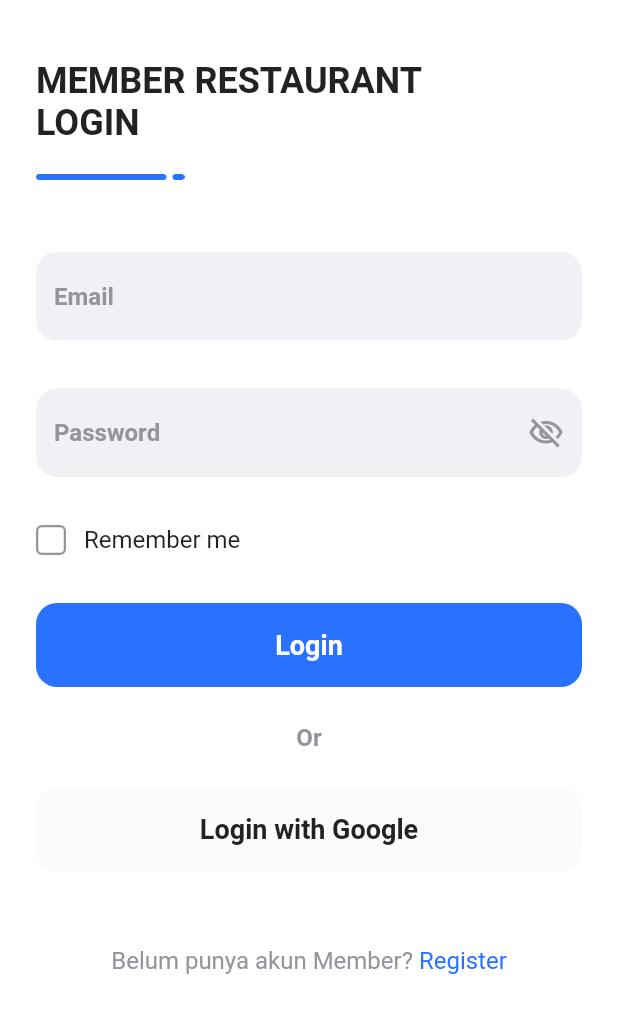
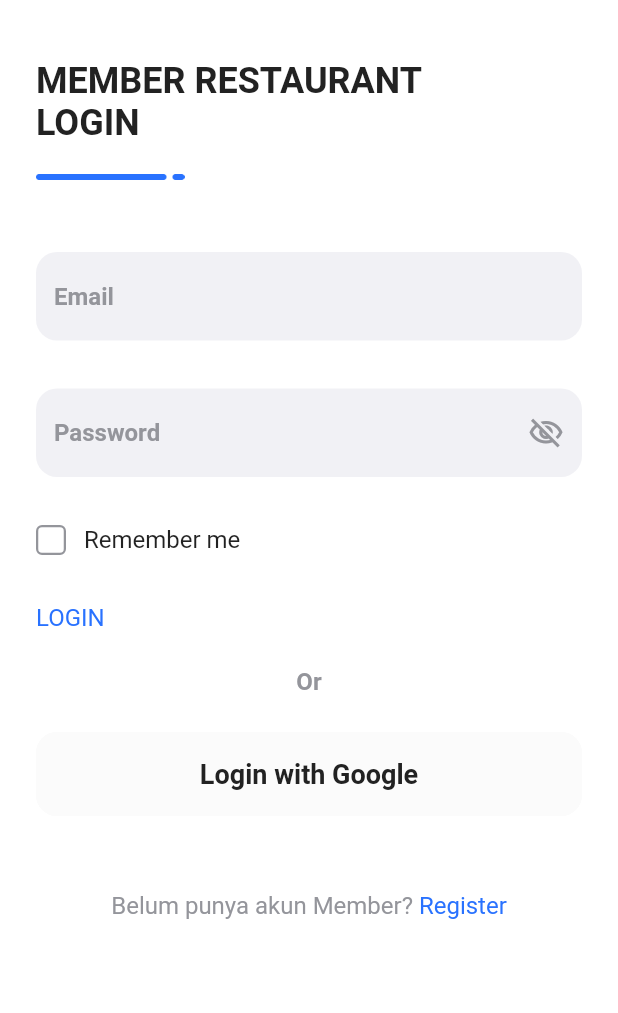
Before and after one commit to rizkotz/restoran, a Flutter app: the screen it shows after launch, on a phone screen of 412 x 824 dp. Shown: the top 1013 px of the screen. Run offline on Flutter 3.47's test engine with Material 2 defaults, Android fonts, the phone set to English and light mode, and no system bars.

Commit message:
row bagain isor

```diff
--- a/lib/login_view.dart
+++ b/lib/login_view.dart
@@ -118,10 +118,9 @@ class _LoginPageState extends State<LoginPage> {
                       Navigator.push(context,
                           MaterialPageRoute(builder: (context) => HomePage()));
                     },
-                    child: CustomPrimaryButton(
-                      buttonColor: primaryBlue,
-                      textValue: 'Login',
-                      textColor: Colors.white,
+                    child: Text(
+                      'LOGIN',
+                      style: regular16pt.copyWith(color: primaryBlue),
                     ),
                   ),
                 ],
```
Also changed, not shown: lib/home/home_view.dart (+58 -13 lines).
